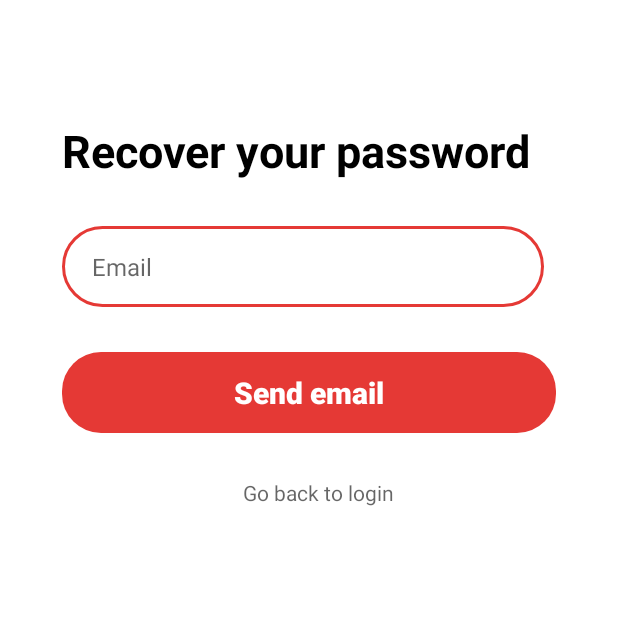
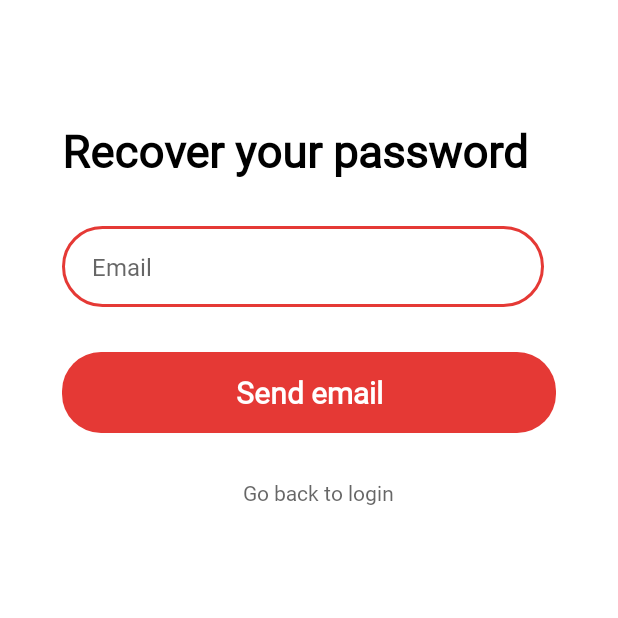
Before and after one commit to LuisPalencia/TraveLink, an Android app: the RecoverPasswordActivity screen opened directly, with no data from a screen before it, on a phone screen of 412 x 824 dp, the top half of it. Run offline under Robolectric (Android 15) with nearby library versions, the phone set to English and light mode, and no system bars; our stand-ins replace Dagger/Hilt's generated code, Firebase (no records; nobody signed in at launch, a user with empty details on screens opened directly).

Commit message:
[WIP] - Added new font family for the app and changed the night background color

```diff
--- a/app/src/main/res/values-night/themes.xml
+++ b/app/src/main/res/values-night/themes.xml
@@ -13,8 +13,13 @@
         <item name="android:statusBarColor" tools:targetApi="l">?attr/colorPrimaryVariant</item>
         <!-- Customize your theme here. -->
 
+
+        <item name="android:windowBackground">@color/night_background</item>
         <item name="android:textColor">@color/white</item>
         <item name="colorProfileImage">@color/white</item>
+
+        <!-- Font family for all app -->
+        <item name="android:fontFamily">@font/nexa_regular</item>
 
         <!-- Colors Bottom Navigation View -->
         <item name="color_bnv_background">@color/night_color_bnv</item>
--- a/app/src/main/res/values/colors.xml
+++ b/app/src/main/res/values/colors.xml
@@ -7,6 +7,8 @@
     <color name="teal_700">#FF018786</color>
     <color name="black">#FF000000</color>
     <color name="white">#FFFFFFFF</color>
+
+    <color name="night_background">#2C2C2C</color>
 
     <color name="red">#e53935</color>
     <color name="red_light">#ff6f60</color>
--- a/app/src/main/res/values/themes.xml
+++ b/app/src/main/res/values/themes.xml
@@ -16,6 +16,9 @@
         <item name="android:textColor">@color/black</item>
         <item name="colorProfileImage">@color/grease</item>
 
+        <!-- Font family for all app -->
+        <item name="android:fontFamily">@font/nexa_regular</item>
+
         <!-- Colors Bottom Navigation View -->
         <item name="color_bnv_background">@color/day_color_bnv</item>
         <item name="color_bnv_checked">@color/day_color_bnv_checked</item>
```
Also changed, not shown: 4 other files.
